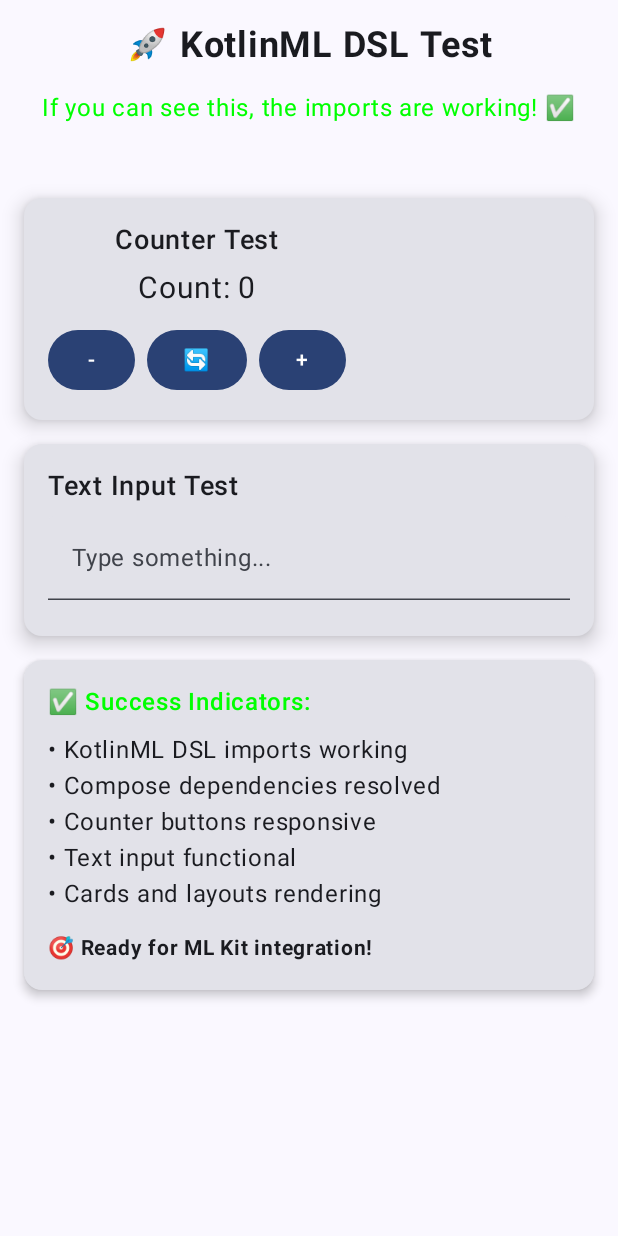
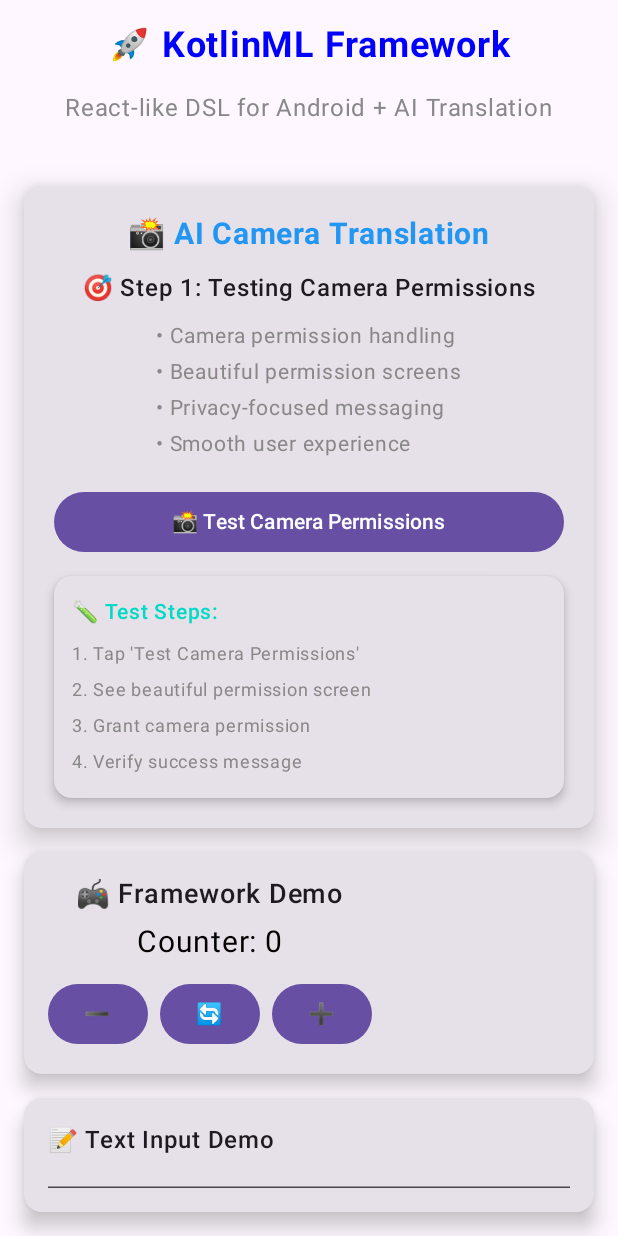
Before and after one commit to klaus19/Lunga, an Android app built with Jetpack Compose: the screen it shows after launch (MainActivity), on a phone screen of 412 x 824 dp. Run offline under Robolectric (Android 15) with nearby library versions, the phone set to English and light mode, and no system bars.

```diff
--- a/app/build.gradle.kts
+++ b/app/build.gradle.kts
@@ -107,4 +107,6 @@ dependencies {
     // Debug dependencies
     debugImplementation("androidx.compose.ui:ui-tooling")
     debugImplementation("androidx.compose.ui:ui-test-manifest")
+
+    implementation("androidx.compose.material:material-icons-extended:1.7.8")
 }
--- a/app/src/main/java/com/buggy/lunga/MainActivity.kt
+++ b/app/src/main/java/com/buggy/lunga/MainActivity.kt
@@ -1,5 +1,6 @@
 package com.buggy.lunga
 
+import android.content.Intent
 import android.os.Bundle
 import androidx.activity.ComponentActivity
 import androidx.activity.compose.setContent
@@ -11,52 +12,128 @@ import androidx.compose.ui.Modifier
 import androidx.compose.ui.graphics.Color
 import androidx.compose.ui.text.font.FontWeight
 import androidx.compose.ui.unit.dp
+
+// KotlinML imports
 import com.buggy.kotlinml.runtime.KotlinML
 import com.buggy.kotlinml.runtime.KotlinMLModifiers
-import com.buggy.lunga.ui.theme.LungaTheme
 
 class MainActivity : ComponentActivity() {
+    private val PrimaryColor = Color(0xFF2196F3)  // Blue
+    private val SecondaryColor = Color(0xFF03DAC6) // Teal
     override fun onCreate(savedInstanceState: Bundle?) {
         super.onCreate(savedInstanceState)
         setContent {
-            LungaTheme {
+            MaterialTheme {
                 Surface(
                     modifier = Modifier.fillMaxSize(),
                     color = MaterialTheme.colorScheme.background
                 ) {
-                    TestKotlinMLScreen()
-                }
+                    MainScreen()
                 }
             }
         }
     }
 
     @Composable
-fun TestKotlinMLScreen() {
+    fun MainScreen() {
         var counter by remember { mutableStateOf(0) }
         var textInput by remember { mutableStateOf("") }
+        var isChecked by remember { mutableStateOf(false) }
 
-    // 🎯 Testing KotlinML DSL - This should work now!
         KotlinML {
             column(
                 modifier = KotlinMLModifiers.fillMaxSize().padding(16.dp),
                 verticalArrangement = Arrangement.spacedBy(16.dp),
                 horizontalAlignment = Alignment.CenterHorizontally
             ) {
+                // Header
                 text(
-                text = "🚀 KotlinML DSL Test",
+                    text = "🚀 KotlinML Framework",
                     fontSize = 24,
-                fontWeight = FontWeight.Bold
+                    fontWeight = FontWeight.Bold,
+                    color = Color.Blue
                 )
 
                 text(
-                text = "If you can see this, the imports are working! ✅",
+                    text = "React-like DSL for Android + AI Translation",
                     fontSize = 16,
-                color = Color.Green
+                    color = Color.Gray
+                )
+
+                spacer(height = 8.dp)
+
+                // 🎯 NEW: Camera Translation Section
+                card(
+                    modifier = KotlinMLModifiers.fillMaxWidth(),
+                    elevation = 12.dp
+                ) {
+                    column(
+                        modifier = KotlinMLModifiers.padding(20.dp),
+                        horizontalAlignment = Alignment.CenterHorizontally
+                    ) {
+                        text(
+                            text = "📸 AI Camera Translation",
+                            fontSize = 20,
+                            fontWeight = FontWeight.Bold,
+                            color = PrimaryColor
+                        )
+
+                        spacer(height = 12.dp)
+
+                        text(
+                            text = "🎯 Step 1: Testing Camera Permissions",
+                            fontSize = 16,
+                            fontWeight = FontWeight.SemiBold
+                        )
+
+                        spacer(height = 8.dp)
+
+                        text(
+                            text = "• Camera permission handling\n• Beautiful permission screens\n• Privacy-focused messaging\n• Smooth user experience",
+                            fontSize = 14,
+                            color = Color.Gray
                         )
 
                         spacer(height = 16.dp)
 
+                        button(
+                            text = "📸 Test Camera Permissions",
+                            onClick = {
+                                val intent = Intent(this@MainActivity, CameraTranslationActivity::class.java)
+                                startActivity(intent)
+                            },
+                            modifier = KotlinMLModifiers.fillMaxWidth()
+                        )
+
+                        spacer(height = 12.dp)
+
+                        card(
+                            modifier = KotlinMLModifiers.fillMaxWidth(),
+                            elevation = 4.dp
+                        ) {
+                            column(
+                                modifier = KotlinMLModifiers.padding(12.dp)
+                            ) {
+                                text(
+                                    text = "🧪 Test Steps:",
+                                    fontSize = 14,
+                                    fontWeight = FontWeight.Medium,
+                                    color = SecondaryColor
+                                )
+
+                                spacer(height = 4.dp)
+
+                                text(
+                                    text = "1. Tap 'Test Camera Permissions'\n2. See beautiful permission screen\n3. Grant camera permission\n4. Verify success message",
+                                    fontSize = 12,
+                                    color = Color.Gray
+                                )
+                            }
+                        }
+                    }
+                }
+
+                // Original KotlinML Demo
                 card(
                     modifier = KotlinMLModifiers.fillMaxWidth(),
                     elevation = 8.dp
@@ -66,7 +143,7 @@ fun TestKotlinMLScreen() {
                         horizontalAlignment = Alignment.CenterHorizontally
                     ) {
                         text(
-                        text = "Counter Test",
+                            text = "🎮 Framework Demo",
                             fontSize = 18,
                             fontWeight = FontWeight.SemiBold
                         )
@@ -74,8 +151,9 @@ fun TestKotlinMLScreen() {
                         spacer(height = 8.dp)
 
                         text(
-                        text = "Count: $counter",
-                        fontSize = 20
+                            text = "Counter: $counter",
+                            fontSize = 20,
+                            color = if (counter > 0) Color.Green else if (counter < 0) Color.Red else Color.Black
                         )
 
                         spacer(height = 12.dp)
@@ -84,7 +162,7 @@ fun TestKotlinMLScreen() {
                             horizontalArrangement = Arrangement.spacedBy(8.dp)
                         ) {
                             button(
-                            text = "-",
+                                text = "➖",
                                 onClick = { counter-- }
                             )
 
@@ -94,13 +172,14 @@ fun TestKotlinMLScreen() {
                             )
 
                             button(
-                            text = "+",
+                                text = "➕",
                                 onClick = { counter++ }
                             )
                         }
                     }
                 }
 
+                // Text Input Demo
                 card(
                     modifier = KotlinMLModifiers.fillMaxWidth(),
                     elevation = 8.dp
@@ -109,8 +188,8 @@ fun TestKotlinMLScreen() {
                         modifier = KotlinMLModifiers.padding(16.dp)
                     ) {
                         text(
-                        text = "Text Input Test",
-                        fontSize = 18,
+                            text = "📝 Text Input Demo",
+                            fontSize = 16,
                             fontWeight = FontWeight.SemiBold
                         )
 
@@ -123,16 +202,17 @@ fun TestKotlinMLScreen() {
                             modifier = KotlinMLModifiers.fillMaxWidth()
                         )
 
+                        if (textInput.isNotEmpty()) {
                             spacer(height = 8.dp)
-
-                    if (textInput.isNotEmpty()) {
                             text(
                                 text = "You typed: \"$textInput\"",
+                                color = Color.Blue
                             )
                         }
                     }
                 }
 
+                // Controls Demo
                 card(
                     modifier = KotlinMLModifiers.fillMaxWidth(),
                     elevation = 4.dp
@@ -140,30 +220,40 @@ fun TestKotlinMLScreen() {
                     column(
                         modifier = KotlinMLModifiers.padding(16.dp)
                     ) {
+                        row(
+                            verticalAlignment = Alignment.CenterVertically
+                        ) {
+                            checkbox(
+                                checked = isChecked,
+                                onCheckedChange = { isChecked = it }
+                            )
+
+                            spacer(width = 8.dp)
+
                             text(
-                        text = "✅ Success Indicators:",
-                        fontSize = 16,
+                                text = if (isChecked) "✅ Checkbox checked!" else "☐ Check this box"
+                            )
+                        }
+
+                        spacer(height = 12.dp)
+
+                        text(
+                            text = "🎯 Step 1 Progress:",
+                            fontSize = 14,
                             fontWeight = FontWeight.Medium,
                             color = Color.Green
                         )
 
-                    spacer(height = 8.dp)
+                        spacer(height = 4.dp)
 
-                    text("• KotlinML DSL imports working")
-                    text("• Compose dependencies resolved")
-                    text("• Counter buttons responsive")
-                    text("• Text input functional")
-                    text("• Cards and layouts rendering")
-
-                    spacer(height = 12.dp)
-
-                    text(
-                        text = "🎯 Ready for ML Kit integration!",
-                        fontSize = 14,
-                        fontWeight = FontWeight.Bold,
-                    )
+                        text("• KotlinML framework ✅")
+                        text("• Camera permission handling 🔄")
+                        text("• Camera preview (next)")
+                        text("• Text recognition (next)")
+                        text("• Translation overlay (next)")
                     }
                 }
             }
         }
     }
+}
```
Also changed, not shown: app/src/main/java/com/buggy/lunga/CameraTranslationActivity.kt (added, +266 -0 lines). Lines whose indentation alone changed are shown as unchanged.
